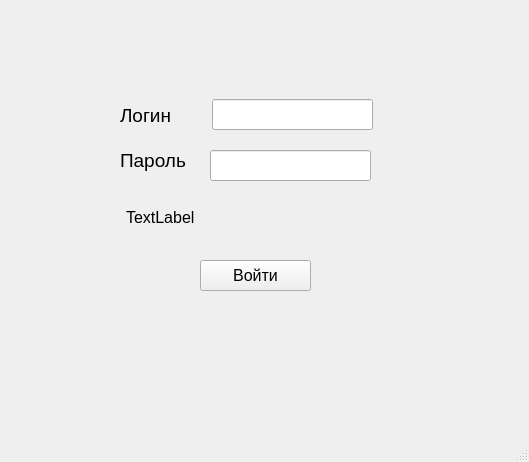
Above: client.ui from CondInPunz/PogChat-YAL before the change. Below: the same form after it.
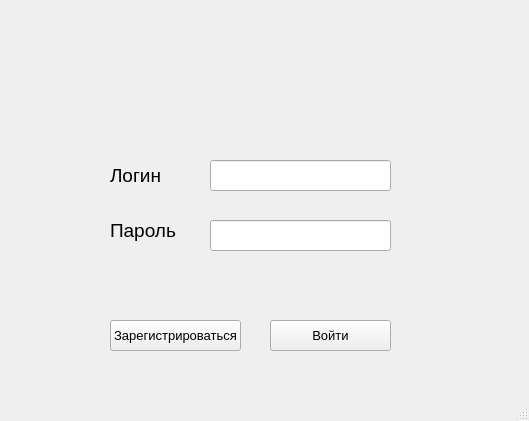
That is the form after the change. Icons and pictures are not drawn.

What changed in the file:
```diff
--- a/client.ui
+++ b/client.ui
@@ -7,7 +7,7 @@
     <x>0</x>
     <y>0</y>
     <width>529</width>
-    <height>462</height>
+    <height>421</height>
    </rect>
   </property>
   <property name="windowTitle">
@@ -17,8 +17,8 @@
    <widget class="QLabel" name="login_label">
     <property name="geometry">
      <rect>
-      <x>120</x>
-      <y>100</y>
+      <x>110</x>
+      <y>160</y>
       <width>61</width>
       <height>31</height>
      </rect>
@@ -35,8 +35,8 @@
    <widget class="QLabel" name="password_lable">
     <property name="geometry">
      <rect>
-      <x>120</x>
-      <y>150</y>
+      <x>110</x>
+      <y>220</y>
       <width>91</width>
       <height>21</height>
      </rect>
@@ -53,9 +53,9 @@
    <widget class="QLineEdit" name="login_enter">
     <property name="geometry">
      <rect>
-      <x>212</x>
-      <y>99</y>
-      <width>161</width>
+      <x>210</x>
+      <y>160</y>
+      <width>181</width>
       <height>31</height>
      </rect>
     </property>
@@ -64,8 +64,8 @@
     <property name="geometry">
      <rect>
       <x>210</x>
-      <y>150</y>
-      <width>161</width>
+      <y>220</y>
+      <width>181</width>
       <height>31</height>
      </rect>
     </property>
@@ -73,15 +73,15 @@
    <widget class="QPushButton" name="enter_button">
     <property name="geometry">
      <rect>
-      <x>200</x>
-      <y>260</y>
-      <width>111</width>
+      <x>270</x>
+      <y>320</y>
+      <width>121</width>
       <height>31</height>
      </rect>
     </property>
     <property name="font">
      <font>
-      <pointsize>12</pointsize>
+      <pointsize>10</pointsize>
      </font>
     </property>
     <property name="text">
@@ -91,19 +91,35 @@
    <widget class="QLabel" name="wrong_answer_label">
     <property name="geometry">
      <rect>
-      <x>126</x>
-      <y>202</y>
-      <width>241</width>
+      <x>90</x>
+      <y>30</y>
+      <width>336</width>
+      <height>80</height>
+     </rect>
+    </property>
+    <property name="styleSheet">
+     <string notr="true">background-image: url(:/newPrefix/logo.png);</string>
+    </property>
+    <property name="text">
+     <string/>
+    </property>
+   </widget>
+   <widget class="QPushButton" name="reg_button">
+    <property name="geometry">
+     <rect>
+      <x>110</x>
+      <y>320</y>
+      <width>131</width>
       <height>31</height>
      </rect>
     </property>
     <property name="font">
      <font>
-      <pointsize>12</pointsize>
+      <pointsize>10</pointsize>
      </font>
     </property>
     <property name="text">
-     <string>TextLabel</string>
+     <string>Зарегистрироваться</string>
     </property>
    </widget>
   </widget>
```
Left out of the diff: 2 changed lines with no effect on the pictures.
